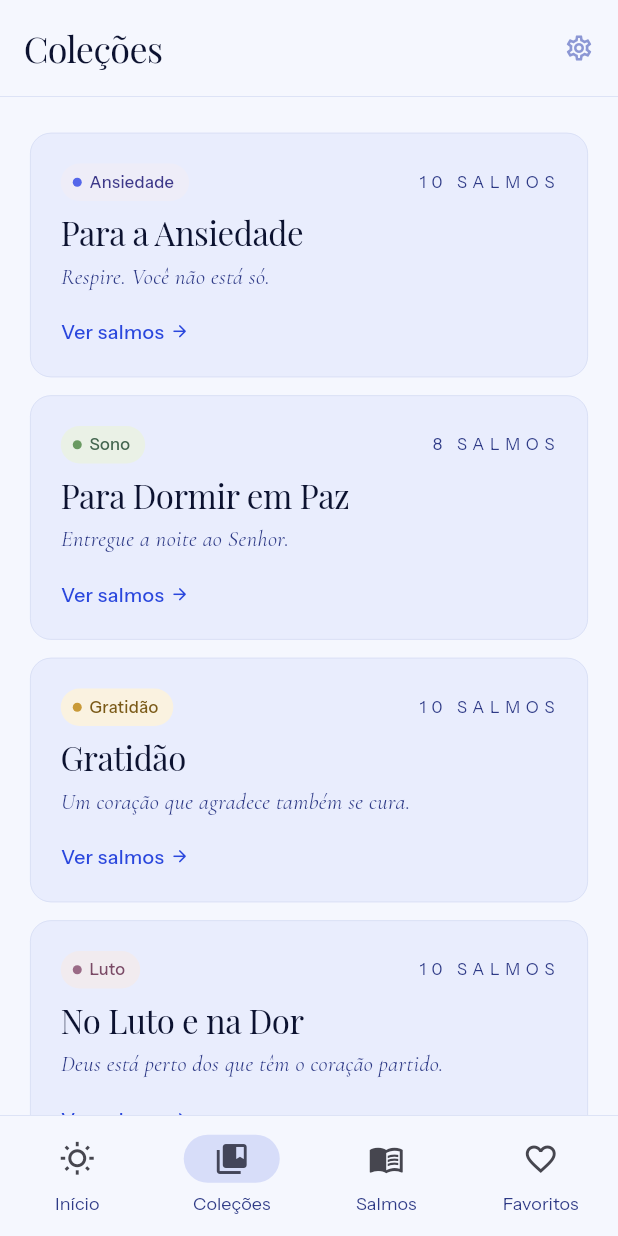
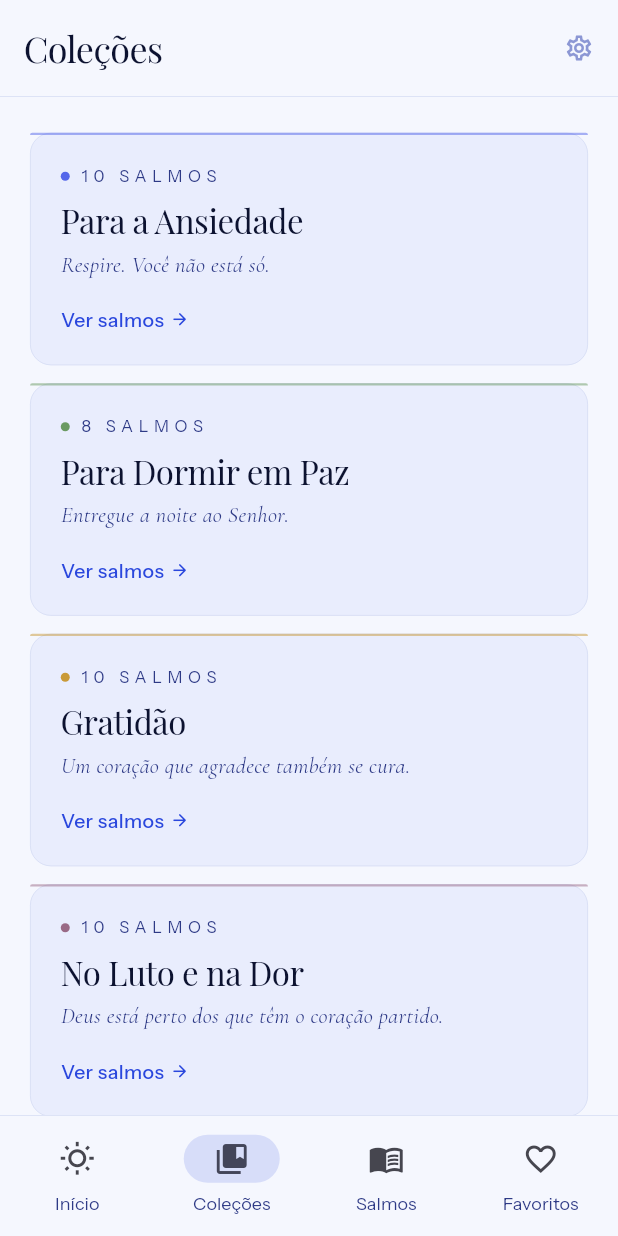
Before and after one commit to omeusalmo/o-meu-salmo, a Flutter app: the ColecoesScreen screen opened by its route, on a phone screen of 412 x 824 dp. Run offline on Flutter 3.47's test engine with Material 3 defaults, Android fonts, the phone set to English and light mode, and no system bars; our stand-ins replace firebase_analytics, firebase_core, firebase_crashlytics, flutter_local_notifications, flutter_riverpod, go_router and 6 more; missing offline and left inert: audio_session; accounts and stored records are empty; project files that could hold a hidden picture were left out.

Commit message:
feat(colecoes): colored top border accent per emotion on collection cards
Replace emotion chips with a 1.5px colored top border (dotColor @ 50%
opacity) matching the play-store screenshot reference. Uses Stack +
Positioned to overlay the accent bar above the uniform border, working
around Flutter's borderRadius + non-uniform border constraint.

Co-Authored-By: Claude Sonnet 4.6 <noreply@anthropic.com>

```diff
--- a/app/lib/shared/widgets/collection_card.dart
+++ b/app/lib/shared/widgets/collection_card.dart
@@ -2,7 +2,6 @@ import 'package:flutter/material.dart';
 import 'package:google_fonts/google_fonts.dart';
 import '../../core/theme/app_theme.dart';
 
-/// Card de coleção temática — título Playfair + subtítulo Cormorant + emotion dot.
 class CollectionCard extends StatelessWidget {
   final String titulo;
   final String subtitulo;
@@ -19,43 +18,13 @@ class CollectionCard extends StatelessWidget {
     this.emocaoId,
   });
 
-  static String _emoLabel(String? id) => switch (id) {
-    'ansiedade' => 'Ansiedade',
-    'sono'      => 'Sono',
-    'gratidao'  => 'Gratidão',
-    'luto'      => 'Luto',
-    'perdao'    => 'Perdão',
-    'esperanca' => 'Esperança',
-    'louvor'    => 'Louvor',
-    'protecao'  => 'Proteção',
-    _           => '',
-  };
-
-  static Color _emoBg(String? id) => switch (id) {
-    'ansiedade'          => AppColors.emoAnsiedadeBg,
-    'sono' || 'protecao' => AppColors.emoPazBg,
-    'gratidao' || 'louvor' => AppColors.emoGratidaoBg,
-    'luto'               => AppColors.emoLutoBg,
-    'perdao'             => AppColors.emoDuvidaBg,
-    _                    => AppColors.emoEsperancaBg,
-  };
-
-  static Color _emoFg(String? id) => switch (id) {
-    'ansiedade'          => AppColors.emoAnsiedadeFg,
-    'sono' || 'protecao' => AppColors.emoPazFg,
-    'gratidao' || 'louvor' => AppColors.emoGratidaoFg,
-    'luto'               => AppColors.emoLutoFg,
-    'perdao'             => AppColors.emoDuvidaFg,
-    _                    => AppColors.emoEsperancaFg,
-  };
-
   static Color _emoDot(String? id) => switch (id) {
-    'ansiedade'          => AppColors.emoAnsiedadeDot,
-    'sono' || 'protecao' => AppColors.emoPazDot,
+    'ansiedade'            => AppColors.emoAnsiedadeDot,
+    'sono' || 'protecao'   => AppColors.emoPazDot,
     'gratidao' || 'louvor' => AppColors.emoGratidaoDot,
-    'luto'               => AppColors.emoLutoDot,
-    'perdao'             => AppColors.emoDuvidaDot,
-    _                    => AppColors.emoEsperancaDot,
+    'luto'                 => AppColors.emoLutoDot,
+    'perdao'               => AppColors.emoDuvidaDot,
+    _                      => AppColors.emoEsperancaDot,
   };
 
   @override
@@ -66,10 +35,7 @@ class CollectionCard extends StatelessWidget {
     final titleClr = isDark ? AppColors.nightCream : AppColors.dayTitle;
     final bodyClr  = isDark ? AppColors.nightText  : AppColors.dayText;
     final accent   = isDark ? AppColors.cobalt400  : AppColors.cobalt500;
-    final chipBg   = _emoBg(emocaoId);
-    final chipFg   = _emoFg(emocaoId);
-    final chipDot  = _emoDot(emocaoId);
-    final chipLabel = _emoLabel(emocaoId);
+    final dotColor = _emoDot(emocaoId);
 
     return Material(
       color: surface,
@@ -79,7 +45,9 @@ class CollectionCard extends StatelessWidget {
         splashColor: accent.withAlpha(30),
         highlightColor: accent.withAlpha(15),
         onTap: onTap,
-        child: Container(
+        child: Stack(
+          children: [
+            Container(
               width: double.infinity,
               decoration: BoxDecoration(
                 borderRadius: BorderRadius.circular(AppTheme.radiusMd),
@@ -93,40 +61,16 @@ class CollectionCard extends StatelessWidget {
                 crossAxisAlignment: CrossAxisAlignment.start,
                 children: [
                   Row(
-                mainAxisAlignment: MainAxisAlignment.spaceBetween,
-                children: [
-                  Flexible(
-                   child: Container(
-                    padding: const EdgeInsets.fromLTRB(8, 4, 10, 4),
-                    decoration: BoxDecoration(
-                      color: chipBg,
-                      borderRadius: BorderRadius.circular(999),
-                    ),
-                    child: Row(
-                      mainAxisSize: MainAxisSize.min,
                     children: [
                       Container(
                         width: 6,
                         height: 6,
                         decoration: BoxDecoration(
-                            color: chipDot,
+                          color: dotColor,
                           shape: BoxShape.circle,
                         ),
                       ),
-                        const SizedBox(width: 5),
-                        Text(
-                          chipLabel,
-                          style: GoogleFonts.instrumentSans(
-                            fontSize: 11,
-                            fontWeight: FontWeight.w500,
-                            letterSpacing: 0.2,
-                            color: chipFg,
-                          ),
-                        ),
-                      ],
-                    ),
-                  ),
-                  ),
+                      const SizedBox(width: 6),
                       Text(
                         '$totalSalmos SALMOS',
                         style: GoogleFonts.instrumentSans(
@@ -178,6 +122,22 @@ class CollectionCard extends StatelessWidget {
                 ],
               ),
             ),
+            Positioned(
+              top: 0,
+              left: 0,
+              right: 0,
+              child: Container(
+                height: 1.5,
+                decoration: BoxDecoration(
+                  color: dotColor.withAlpha(128),
+                  borderRadius: const BorderRadius.vertical(
+                    top: Radius.circular(AppTheme.radiusMd),
+                  ),
+                ),
+              ),
+            ),
+          ],
+        ),
       ),
     );
   }
```
Lines whose indentation alone changed are shown as unchanged.
